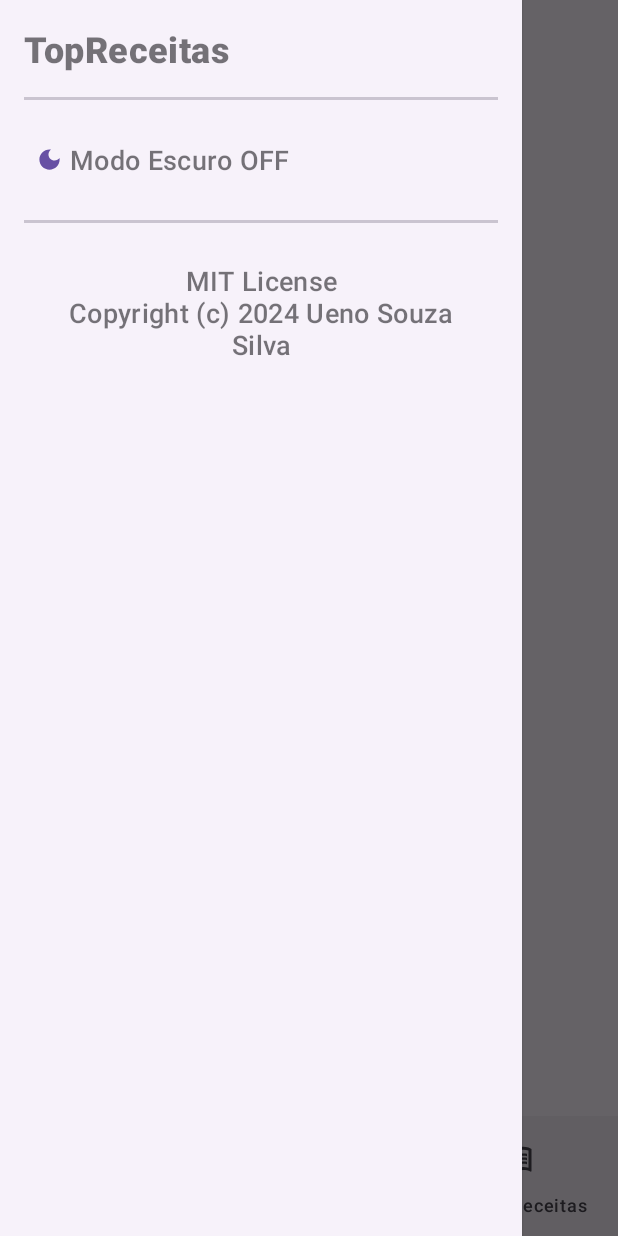
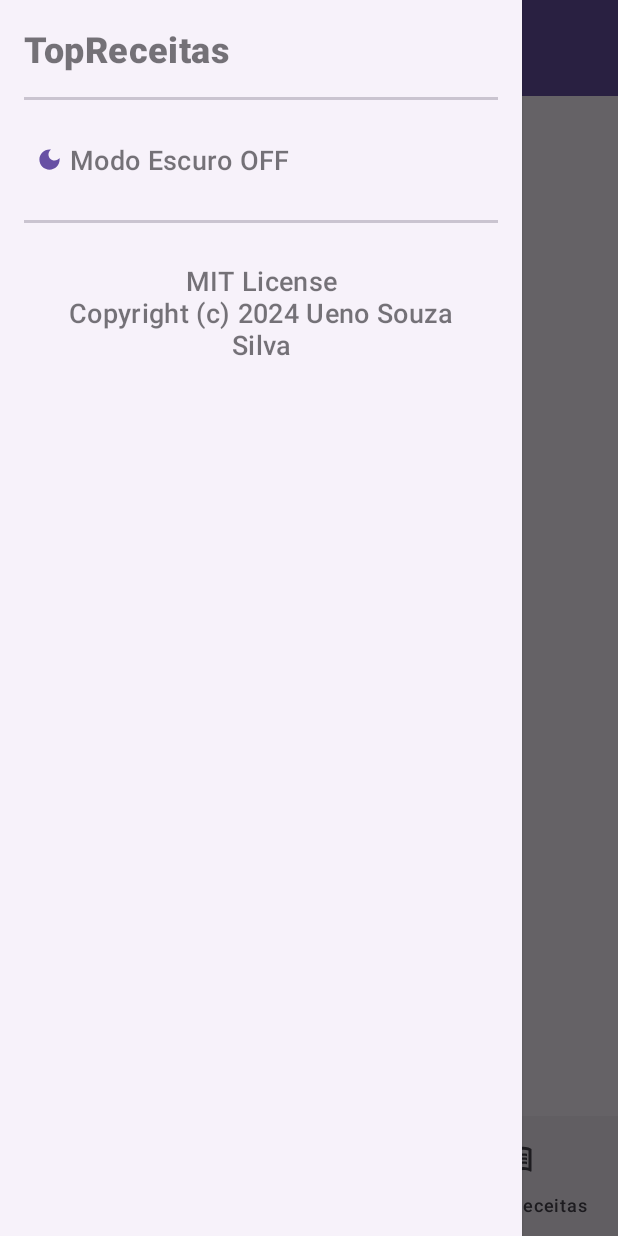
Before and after one commit to UenoSilva/TopReceitasApp, an Android app: the screen it shows after launch (MainActivity), with the side drawer open, on a phone screen of 412 x 824 dp. Run offline under Robolectric (Android 15) with nearby library versions, the phone set to English and light mode, and no system bars; 1 statement that could not run was skipped.

Commit message:
feat: ajeitando o código

```diff
--- a/app/src/main/java/br/com/topreceitas/adapter/ReceitasAdapter.kt
+++ b/app/src/main/java/br/com/topreceitas/adapter/ReceitasAdapter.kt
@@ -22,7 +22,7 @@ class ReceitasAdapter(
 ) : RecyclerView.Adapter<ReceitasAdapter.ReceitasViewHolder>() {
 
     var receitaItemAdd: (Receita) -> Unit = {}
-    var receitaImteRemove: (Receita) -> Unit = {}
+    var receitaItemRemove: (Receita) -> Unit = {}
 
     override fun onCreateViewHolder(parent: ViewGroup, viewType: Int): ReceitasViewHolder {
         val binding = ReceitaItemBinding.inflate(LayoutInflater.from(parent.context), parent, false)
@@ -55,7 +55,7 @@ class ReceitasAdapter(
                     .setNegativeButton("NÃO") { _, _ ->
                     }
                     .setPositiveButton("SIM") { _, _ ->
-                        receitaImteRemove(receita)
+                        receitaItemRemove(receita)
                     }
                     .show()
 
--- a/app/src/main/java/br/com/topreceitas/data/local/MinhasReceitasRepository.kt
+++ b/app/src/main/java/br/com/topreceitas/data/local/MinhasReceitasRepository.kt
@@ -222,9 +222,7 @@ class MinhasReceitasRepository(private val context: Context) {
         val receitaId = findViewById(receita.id)
         if (receitaId.id == -1) {
             save(receita)
-            Toast.makeText(context, "Receita: ${receita.title} adicionada aos favoritos!", Toast.LENGTH_LONG).show()
-        } else {
-            Toast.makeText(context, "Essa receita já está em favoritos!", Toast.LENGTH_LONG).show()
+            Toast.makeText(context, "Receita salva com sucesso!", Toast.LENGTH_SHORT).show()
         }
     }
 }
--- a/app/src/main/java/br/com/topreceitas/manage/ReceitasManager.kt
+++ b/app/src/main/java/br/com/topreceitas/manage/ReceitasManager.kt
@@ -17,4 +17,5 @@ object ReceitasManager {
     fun getReceitas(): MutableList<Receita> {
         return receitas
     }
+
 }
--- a/app/src/main/java/br/com/topreceitas/ui/MainActivity.kt
+++ b/app/src/main/java/br/com/topreceitas/ui/MainActivity.kt
@@ -1,12 +1,10 @@
 package br.com.topreceitas.ui
 
+import android.annotation.SuppressLint
 import androidx.appcompat.app.AppCompatActivity
 import android.os.Bundle
-import android.util.Log
-import android.view.LayoutInflater
 import androidx.appcompat.app.AppCompatDelegate
 import androidx.viewpager2.widget.ViewPager2
-import androidx.viewpager2.widget.ViewPager2.OnPageChangeCallback
 import br.com.topreceitas.R
 import br.com.topreceitas.adapter.ViewPageAdapter
 import br.com.topreceitas.databinding.ActivityMainBinding
@@ -32,11 +30,11 @@ class MainActivity : AppCompatActivity() {
         setupNavigationHearder()
     }
 
+    @SuppressLint("PrivateResource", "SetTextI18n")
     private fun setupNavigationHearder() {
-        var navigationHeaderBinding =
+        val navigationHeaderBinding =
             HeaderNavigationDrawerBinding.bind(binding.navigationView.getHeaderView(0))
         navigationHeaderBinding.linceca.setOnClickListener {
-            Log.d("uuuuuu", "Button clicked")
             MaterialAlertDialogBuilder(
                 this,
                 com.google.android.material.R.style.ThemeOverlay_MaterialComponents_MaterialAlertDialog
@@ -72,7 +70,6 @@ class MainActivity : AppCompatActivity() {
         }
 
         navigationHeaderBinding.modoEscuro.setOnClickListener {
-            Log.d("aaaaaaaiiiii", "iiiiiaaaa")
             MaterialAlertDialogBuilder(
                 this,
                 com.google.android.material.R.style.ThemeOverlay_MaterialComponents_MaterialAlertDialog
@@ -115,10 +112,8 @@ class MainActivity : AppCompatActivity() {
     }
 
     private val mOnNavigationItemSelectListener = NavigationBarView.OnItemSelectedListener { item ->
-
         when (item.itemId) {
             R.id.home -> {
-                //Log.e("uenee", "fragment_receitas")
                 binding.viewPage.currentItem = 0
                 return@OnItemSelectedListener true
             }
@@ -149,4 +144,5 @@ class MainActivity : AppCompatActivity() {
             true
         }
     }
+
 }
--- a/app/src/main/java/br/com/topreceitas/ui/fragments/FavoriteFragment.kt
+++ b/app/src/main/java/br/com/topreceitas/ui/fragments/FavoriteFragment.kt
@@ -58,7 +58,7 @@ class FavoriteFragment : Fragment() {
         receitaAdapter = ReceitasAdapter(requireContext(), receitas)
         binding.rvReceitasFavorite.adapter = receitaAdapter
 
-        receitaAdapter.receitaImteRemove = { receita ->
+        receitaAdapter.receitaItemRemove = { receita ->
             ReceitasFavoritasRepository(requireContext()).delete(receita.id)
             binding.rvReceitasFavorite.adapter =
                 ReceitasAdapter(requireContext(), repository.getAllReceitas())
--- a/app/src/main/java/br/com/topreceitas/ui/fragments/MinhasReceitasFragment.kt
+++ b/app/src/main/java/br/com/topreceitas/ui/fragments/MinhasReceitasFragment.kt
@@ -7,7 +7,6 @@ import android.view.LayoutInflater
 import android.view.View
 import android.view.ViewGroup
 import android.widget.Toast
-import br.com.topreceitas.R
 import br.com.topreceitas.adapter.ReceitasAdapter
 import br.com.topreceitas.data.local.MinhasReceitasRepository
 import br.com.topreceitas.databinding.FragmentMinhasReceitasBinding
@@ -63,7 +62,7 @@ class MinhasReceitasFragment : Fragment() {
         receitasAdapter = ReceitasAdapter(requireContext(), receitas, true)
         binding.rvMinhasReceitas.adapter = receitasAdapter
 
-        receitasAdapter.receitaImteRemove = { receita ->
+        receitasAdapter.receitaItemRemove = { receita ->
             MinhasReceitasRepository(requireContext()).delete(receita.id)
             binding.rvMinhasReceitas.adapter =
                 ReceitasAdapter(requireContext(), repository.getAllReceitas())
--- a/app/src/main/java/br/com/topreceitas/ui/fragments/ReceitasFragment.kt
+++ b/app/src/main/java/br/com/topreceitas/ui/fragments/ReceitasFragment.kt
@@ -51,7 +51,7 @@ class ReceitasFragment : Fragment() {
             //Log.d("GET ALL RECEITAS", "RECEITAS AQUI UJIII")
             getAllReceitas()
         } else {
-            Log.e("ERRor", "deu um error")
+            //Log.e("ERRor", "deu um error")
             binding.pbLoader.visibility = View.GONE
             binding.rvReceitas.visibility = View.GONE
             binding.containerStatusInternet.visibility = View.VISIBLE
--- /dev/null
+++ b/app/src/main/res/drawable/ic_search.xml
@@ -0,0 +1,5 @@
+<vector android:height="24dp" android:tint="#000000"
+    android:viewportHeight="24" android:viewportWidth="24"
+    android:width="24dp" xmlns:android="http://schemas.android.com/apk/res/android">
+    <path android:fillColor="@android:color/white" android:pathData="M15.5,14h-0.79l-0.28,-0.27C15.41,12.59 16,11.11 16,9.5 16,5.91 13.09,3 9.5,3S3,5.91 3,9.5 5.91,16 9.5,16c1.61,0 3.09,-0.59 4.23,-1.57l0.27,0.28v0.79l5,4.99L20.49,19l-4.99,-5zM9.5,14C7.01,14 5,11.99 5,9.5S7.01,5 9.5,5 14,7.01 14,9.5 11.99,14 9.5,14z"/>
+</vector>
--- a/app/src/main/res/layout/activity_main.xml
+++ b/app/src/main/res/layout/activity_main.xml
@@ -21,6 +21,7 @@
 
             <com.google.android.material.appbar.MaterialToolbar
                 android:id="@+id/top_app_bar"
+                style="@style/Widget.MaterialComponents.Toolbar.Primary"
                 android:layout_width="match_parent"
                 android:layout_height="wrap_content"
                 android:minHeight="?attr/actionBarSize"
@@ -59,11 +60,10 @@
 
     <com.google.android.material.navigation.NavigationView
         android:id="@+id/navigation_view"
-        app:drawerLayoutCornerSize="0dp"
         android:layout_width="wrap_content"
         android:layout_height="match_parent"
         android:layout_gravity="start"
-        app:headerLayout="@layout/header_navigation_drawer"
-        app:menu="@menu/navigation_menu" />
+        app:drawerLayoutCornerSize="0dp"
+        app:headerLayout="@layout/header_navigation_drawer" />
 
 </androidx.drawerlayout.widget.DrawerLayout>
--- a/app/src/main/res/menu/navigation_menu.xml
+++ /dev/null
@@ -1,6 +0,0 @@
-<?xml version="1.0" encoding="utf-8"?>
-<menu xmlns:android="http://schemas.android.com/apk/res/android">
-
-
-
-</menu>
```
Also changed, not shown: app/src/main/java/br/com/topreceitas/ui/AddReceitaActivity.kt (+5 -4 lines), app/src/main/java/br/com/topreceitas/ui/ReceitaDetailsActivity.kt (+11 -5 lines).
